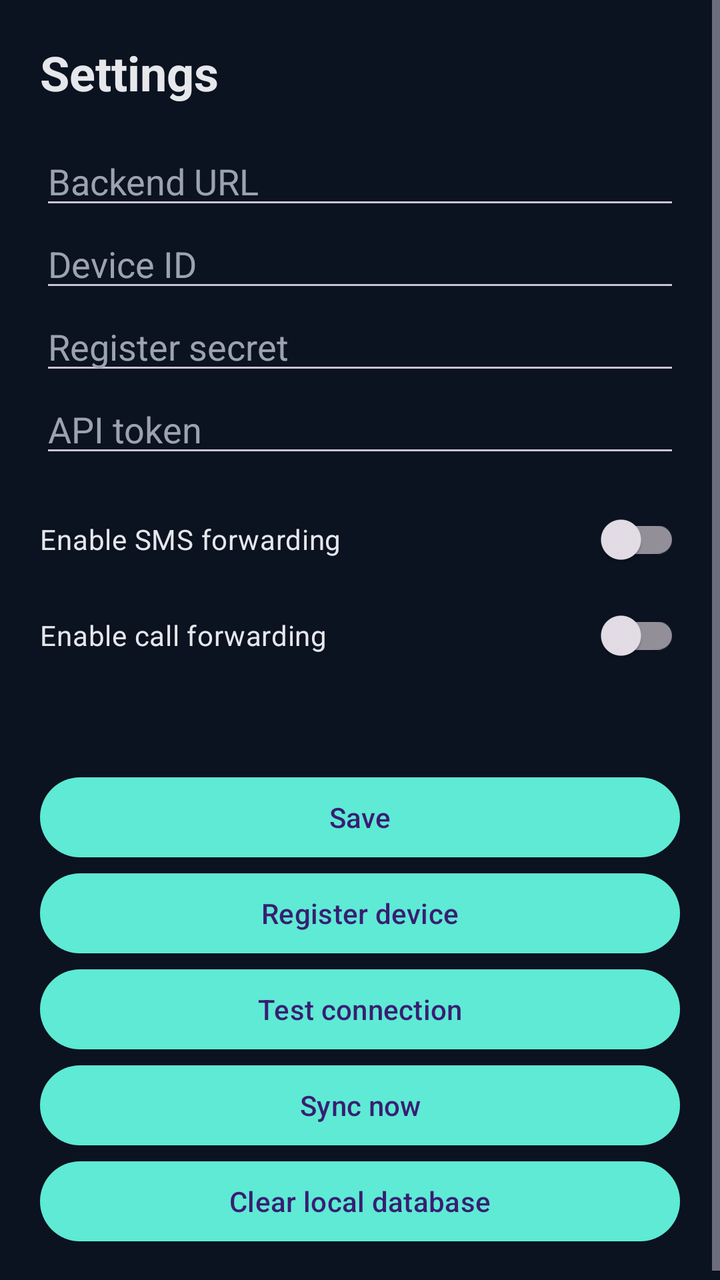
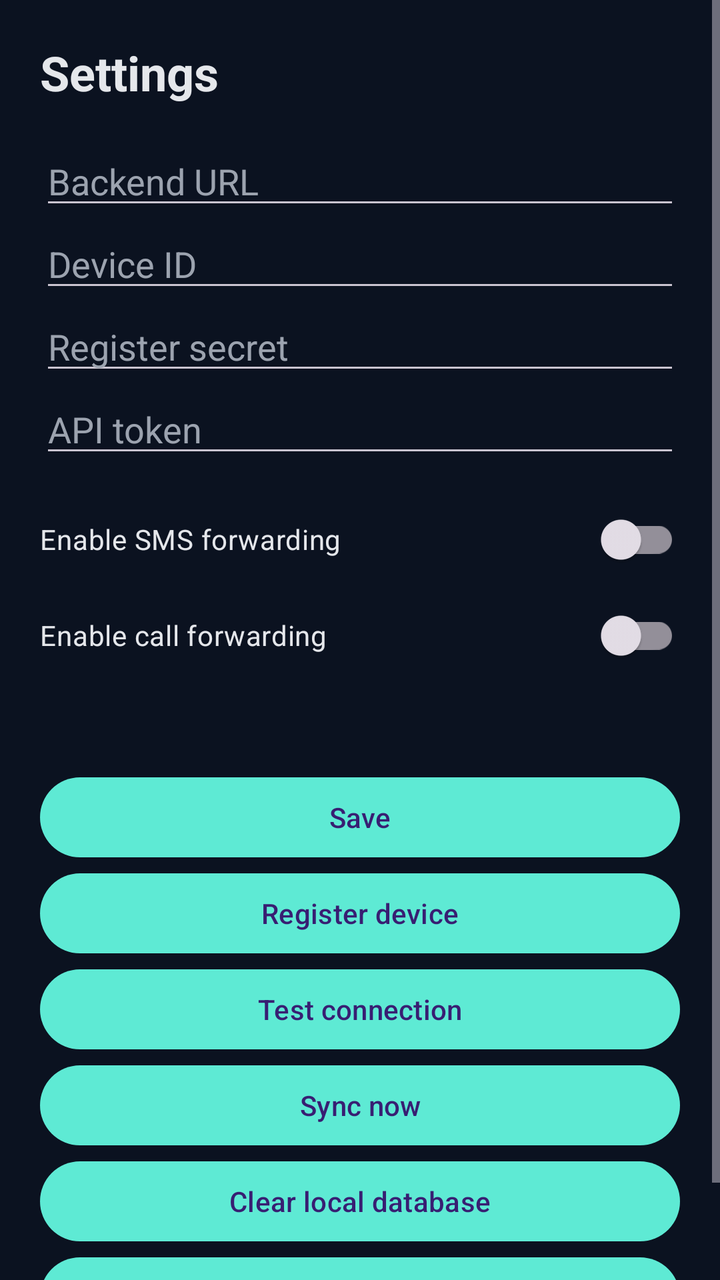

Before-and-after screenshots of an Android layout around one commit, followed by the original layout XML and the change that was made.
<!-- AndroidManifest.xml: application theme Theme.DeviceBridge -->
<!-- res/layout/activity_settings.xml -->
<?xml version="1.0" encoding="utf-8"?>
<ScrollView xmlns:android="http://schemas.android.com/apk/res/android"
    android:layout_width="match_parent"
    android:layout_height="match_parent"
    android:background="@color/bridge_bg">

    <LinearLayout
        android:layout_width="match_parent"
        android:layout_height="wrap_content"
        android:orientation="vertical"
        android:padding="20dp">

        <TextView
            android:layout_width="wrap_content"
            android:layout_height="wrap_content"
            android:text="Settings"
            android:textColor="@color/bridge_text"
            android:textSize="24sp"
            android:textStyle="bold" />

        <EditText
            android:id="@+id/backendUrl"
            android:layout_width="match_parent"
            android:layout_height="wrap_content"
            android:layout_marginTop="16dp"
            android:hint="@string/backend_url"
            android:inputType="textUri"
            android:textColor="@color/bridge_text"
            android:textColorHint="#9CA3AF" />

        <EditText
            android:id="@+id/deviceId"
            android:layout_width="match_parent"
            android:layout_height="wrap_content"
            android:hint="@string/device_id"
            android:inputType="text"
            android:textColor="@color/bridge_text"
            android:textColorHint="#9CA3AF" />

        <EditText
            android:id="@+id/registerSecret"
            android:layout_width="match_parent"
            android:layout_height="wrap_content"
            android:hint="@string/register_secret"
            android:inputType="textPassword"
            android:textColor="@color/bridge_text"
            android:textColorHint="#9CA3AF" />

        <EditText
            android:id="@+id/apiToken"
            android:layout_width="match_parent"
            android:layout_height="wrap_content"
            android:hint="@string/api_token"
            android:inputType="textPassword"
            android:textColor="@color/bridge_text"
            android:textColorHint="#9CA3AF" />

        <com.google.android.material.switchmaterial.SwitchMaterial
            android:id="@+id/smsEnabled"
            android:layout_width="match_parent"
            android:layout_height="wrap_content"
            android:layout_marginTop="12dp"
            android:text="@string/enable_sms"
            android:textColor="@color/bridge_text" />

        <com.google.android.material.switchmaterial.SwitchMaterial
            android:id="@+id/callsEnabled"
            android:layout_width="match_parent"
            android:layout_height="wrap_content"
            android:text="@string/enable_calls"
            android:textColor="@color/bridge_text" />

        <TextView
            android:id="@+id/syncStatus"
            android:layout_width="match_parent"
            android:layout_height="wrap_content"
            android:layout_marginTop="12dp"
            android:textColor="@color/bridge_text" />

        <Button
            android:id="@+id/save"
            android:layout_width="match_parent"
            android:layout_height="wrap_content"
            android:layout_marginTop="12dp"
            android:text="@string/save" />

        <Button
            android:id="@+id/register"
            android:layout_width="match_parent"
            android:layout_height="wrap_content"
            android:text="@string/register_device" />

        <Button
            android:id="@+id/testConnection"
            android:layout_width="match_parent"
            android:layout_height="wrap_content"
            android:text="@string/test_connection" />

        <Button
            android:id="@+id/syncNow"
            android:layout_width="match_parent"
            android:layout_height="wrap_content"
            android:text="@string/sync_now" />

        <Button
            android:id="@+id/clearDb"
            android:layout_width="match_parent"
            android:layout_height="wrap_content"
            android:text="@string/clear_database" />
    </LinearLayout>
</ScrollView>
<!-- resources referenced by this layout -->
<resources>
  <color name="bridge_bg">#0B1220</color>
  <color name="bridge_text">#E5E7EB</color>
  <string name="api_token">API token</string>
  <string name="backend_url">Backend URL</string>
  <string name="clear_database">Clear local database</string>
  <string name="device_id">Device ID</string>
  <string name="enable_calls">Enable call forwarding</string>
  <string name="enable_sms">Enable SMS forwarding</string>
  <string name="register_device">Register device</string>
  <string name="register_secret">Register secret</string>
  <string name="save">Save</string>
  <string name="sync_now">Sync now</string>
  <string name="test_connection">Test connection</string>
  <style name="Theme.DeviceBridge" parent="Theme.Material3.Dark.NoActionBar">
          <item name="colorPrimary">@color/bridge_accent</item>
          <item name="android:statusBarColor">@color/bridge_bg</item>
          <item name="android:navigationBarColor">@color/bridge_bg</item>
          <item name="android:windowBackground">@color/bridge_bg</item>
      </style>
  <color name="bridge_accent">#5EEAD4</color>
</resources>

<!-- the commit's change to res/layout/activity_settings.xml (unified diff, before → after) -->
@@ -107,5 +107,11 @@
             android:layout_width="match_parent"
             android:layout_height="wrap_content"
             android:text="@string/clear_database" />
+
+        <Button
+            android:id="@+id/viewLogs"
+            android:layout_width="match_parent"
+            android:layout_height="wrap_content"
+            android:text="View Server Logs" />
     </LinearLayout>
 </ScrollView>
